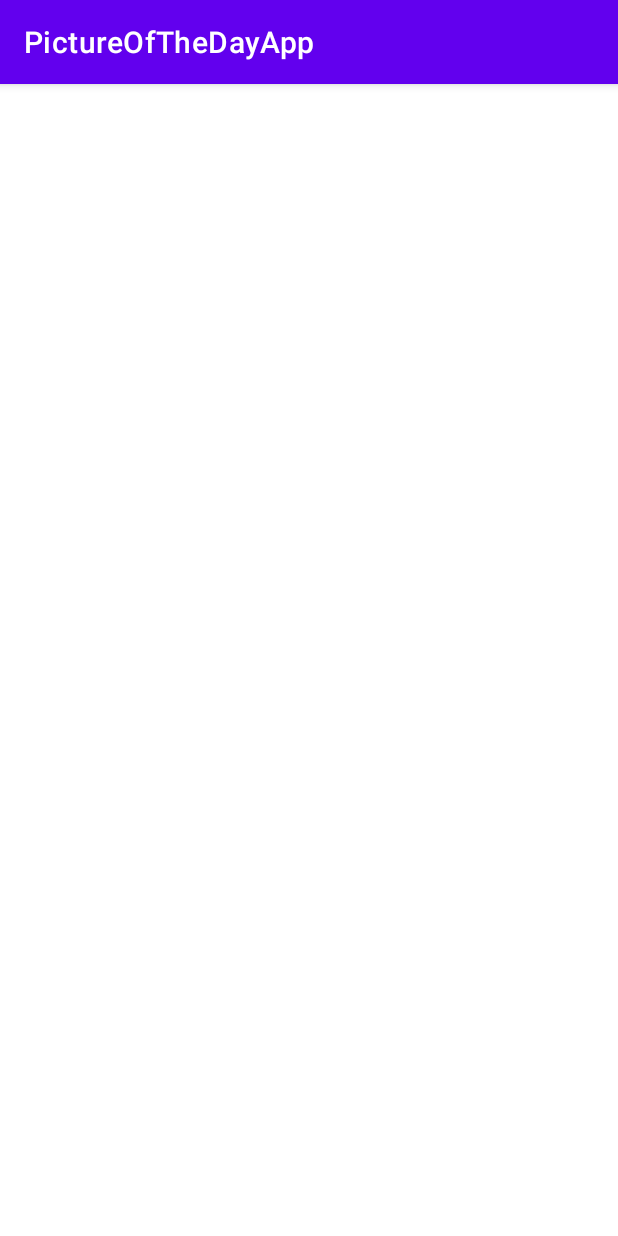
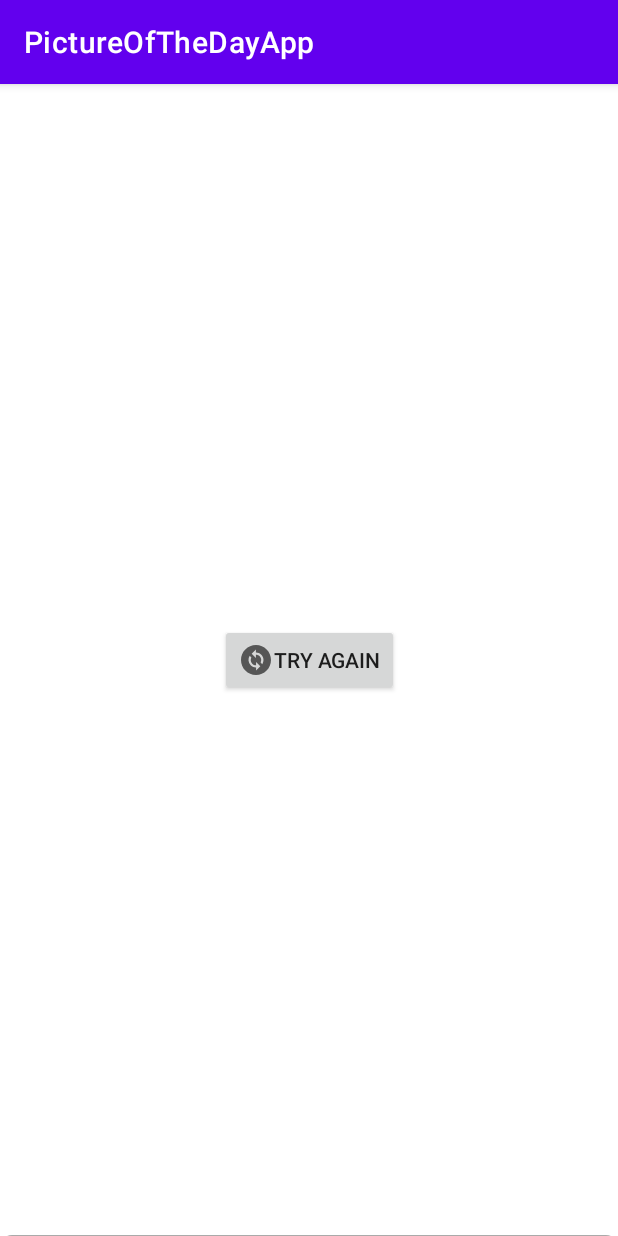
Before and after one commit to Mathred/PictureOfTheDayApp, an Android app: the screen it shows after launch (MainActivity), on a phone screen of 412 x 824 dp. Run offline under Robolectric (Android 15) with nearby library versions, the phone set to English and light mode, and no system bars; pictures from the network do not load.

Commit message:
Added main_fragment.xml layout with BottomSheetDialog

```diff
--- a/app/src/main/java/com/example/pictureofthedayapp/ui/main/fragments/MainFragment.kt
+++ b/app/src/main/java/com/example/pictureofthedayapp/ui/main/fragments/MainFragment.kt
@@ -1,16 +1,24 @@
 package com.example.pictureofthedayapp.ui.main.fragments
 
-import androidx.lifecycle.ViewModelProvider
 import android.os.Bundle
-import androidx.fragment.app.Fragment
 import android.view.LayoutInflater
 import android.view.View
 import android.view.ViewGroup
+import androidx.appcompat.widget.AppCompatButton
 import androidx.appcompat.widget.AppCompatImageView
+import androidx.appcompat.widget.AppCompatTextView
+import androidx.constraintlayout.widget.ConstraintLayout
+import androidx.core.view.isVisible
+import androidx.fragment.app.Fragment
+import androidx.lifecycle.ViewModelProvider
+import coil.annotation.ExperimentalCoilApi
 import coil.load
 import com.example.pictureofthedayapp.R
 import com.example.pictureofthedayapp.ui.main.viewmodels.LoadState
 import com.example.pictureofthedayapp.ui.main.viewmodels.MainViewModel
+import com.example.pictureofthedayapp.utils.showTextToast
+import com.google.android.material.bottomsheet.BottomSheetBehavior
+import com.google.android.material.progressindicator.CircularProgressIndicator
 
 class MainFragment : Fragment() {
 
@@ -19,28 +27,83 @@ class MainFragment : Fragment() {
     }
 
     private lateinit var viewModel: MainViewModel
+    private lateinit var bottomSheetBehavior: BottomSheetBehavior<ConstraintLayout>
 
-    override fun onCreateView(inflater: LayoutInflater, container: ViewGroup?,
-                              savedInstanceState: Bundle?): View {
+    private lateinit var progress: CircularProgressIndicator
+    private lateinit var ivPicture: AppCompatImageView
+    private lateinit var bottomSheet: ConstraintLayout
+    private lateinit var bottomSheetTvDescriptionHeader: AppCompatTextView
+    private lateinit var bottomSheetTvDescription: AppCompatTextView
+    private lateinit var btnReload: AppCompatButton
+
+    override fun onCreateView(
+        inflater: LayoutInflater, container: ViewGroup?,
+        savedInstanceState: Bundle?
+    ): View {
         viewModel = ViewModelProvider(this)[MainViewModel::class.java]
         return inflater.inflate(R.layout.main_fragment, container, false)
     }
 
+    @OptIn(ExperimentalCoilApi::class)
     override fun onViewCreated(view: View, savedInstanceState: Bundle?) {
         super.onViewCreated(view, savedInstanceState)
-        initObservers(view)
+        initViews(view)
+        initObservers()
         viewModel.getData()
     }
 
-    private fun initObservers(view: View) {
+    private fun initViews(view: View) {
+        progress = view.findViewById(R.id.progress_circular)
+        ivPicture = view.findViewById(R.id.iv_picture)
+        bottomSheet = view.findViewById(R.id.bottom_sheet_container)
+        bottomSheetTvDescriptionHeader =
+            bottomSheet.findViewById(R.id.bottom_sheet_description_header)
+        bottomSheetTvDescription = bottomSheet.findViewById(R.id.bottom_sheet_description)
+        btnReload = view.findViewById(R.id.btn_reload)
+
+        btnReload.setOnClickListener {
+            viewModel.getData()
+        }
+
+        bottomSheetBehavior = BottomSheetBehavior.from(bottomSheet)
+        bottomSheetBehavior.skipCollapsed = true
+        bottomSheetBehavior.state = BottomSheetBehavior.STATE_HIDDEN
+    }
+
+    @ExperimentalCoilApi
+    private fun initObservers() {
         viewModel.liveData.observe(viewLifecycleOwner) {
             when (it) {
-                is LoadState.Error -> {}
-                is LoadState.Loading -> {}
+                is LoadState.Error -> {
+                    progress.isVisible = false
+                    btnReload.isVisible = true
+                    ivPicture.isVisible = false
+                    bottomSheetBehavior.state = BottomSheetBehavior.STATE_HIDDEN
+                    it.error.message?.let { errorMessage -> showTextToast(errorMessage) }
+                }
+                is LoadState.Loading -> {
+                    progress.isVisible = true
+                    btnReload.isVisible = false
+                    bottomSheetBehavior.state = BottomSheetBehavior.STATE_HIDDEN
+                }
                 is LoadState.Success -> {
+                    progress.isVisible = false
+                    btnReload.isVisible = false
                     with(it.data) {
-                        val ivPicture = view.findViewById<AppCompatImageView>(R.id.iv_picture)
-                        ivPicture.load(this.url)
+                        ivPicture.load(this.url) {
+                            listener(
+                                onSuccess = { _, _ ->
+                                    ivPicture.isVisible = true
+                                },
+                                onError = { _, _ ->
+                                    ivPicture.isVisible = false
+                                }
+                            )
+                        }
+
+                        bottomSheetBehavior.state = BottomSheetBehavior.STATE_HALF_EXPANDED
+                        bottomSheetTvDescriptionHeader.text = this.title
+                        bottomSheetTvDescription.text = this.explanation
                     }
                 }
             }
--- /dev/null
+++ b/app/src/main/res/drawable/bg_bottom_sheet_top_rounded.xml
@@ -0,0 +1,11 @@
+<?xml version="1.0" encoding="utf-8"?>
+<shape
+    xmlns:android="http://schemas.android.com/apk/res/android"
+    android:shape="rectangle">
+
+    <corners
+        android:topLeftRadius="8dp"
+        android:topRightRadius="8dp" />
+    <solid android:color="@android:color/darker_gray" />
+
+</shape>
--- /dev/null
+++ b/app/src/main/res/drawable/ic_baseline_change_circle_24.xml
@@ -0,0 +1,10 @@
+<vector xmlns:android="http://schemas.android.com/apk/res/android"
+    android:width="24dp"
+    android:height="24dp"
+    android:viewportWidth="24"
+    android:viewportHeight="24"
+    android:tint="?attr/colorControlNormal">
+  <path
+      android:fillColor="@android:color/white"
+      android:pathData="M12,2C6.48,2 2,6.48 2,12c0,5.52 4.48,10 10,10s10,-4.48 10,-10C22,6.48 17.52,2 12,2zM12.06,19v-2.01c-0.02,0 -0.04,0 -0.06,0c-1.28,0 -2.56,-0.49 -3.54,-1.46c-1.71,-1.71 -1.92,-4.35 -0.64,-6.29l1.1,1.1c-0.71,1.33 -0.53,3.01 0.59,4.13c0.7,0.7 1.62,1.03 2.54,1.01v-2.14l2.83,2.83L12.06,19zM16.17,14.76l-1.1,-1.1c0.71,-1.33 0.53,-3.01 -0.59,-4.13C13.79,8.84 12.9,8.5 12,8.5c-0.02,0 -0.04,0 -0.06,0v2.15L9.11,7.83L11.94,5v2.02c1.3,-0.02 2.61,0.45 3.6,1.45C17.24,10.17 17.45,12.82 16.17,14.76z"/>
+</vector>
--- /dev/null
+++ b/app/src/main/res/drawable/ic_baseline_image_24.xml
@@ -0,0 +1,10 @@
+<vector xmlns:android="http://schemas.android.com/apk/res/android"
+    android:width="24dp"
+    android:height="24dp"
+    android:viewportWidth="24"
+    android:viewportHeight="24"
+    android:tint="?attr/colorControlNormal">
+  <path
+      android:fillColor="@android:color/white"
+      android:pathData="M21,19V5c0,-1.1 -0.9,-2 -2,-2H5c-1.1,0 -2,0.9 -2,2v14c0,1.1 0.9,2 2,2h14c1.1,0 2,-0.9 2,-2zM8.5,13.5l2.5,3.01L14.5,12l4.5,6H5l3.5,-4.5z"/>
+</vector>
--- /dev/null
+++ b/app/src/main/res/layout/bottom_sheet_dialog.xml
@@ -0,0 +1,49 @@
+<?xml version="1.0" encoding="utf-8"?>
+<androidx.constraintlayout.widget.ConstraintLayout
+    xmlns:android="http://schemas.android.com/apk/res/android"
+    xmlns:app="http://schemas.android.com/apk/res-auto"
+    xmlns:tools="http://schemas.android.com/tools"
+    android:id="@+id/bottom_sheet_container"
+    android:layout_width="match_parent"
+    android:layout_height="wrap_content"
+    android:background="@drawable/bg_bottom_sheet_top_rounded"
+    android:layout_marginTop="50dp"
+    app:behavior_hideable="false"
+    app:behavior_halfExpandedRatio="0.25"
+    app:behavior_peekHeight="100dp"
+    app:layout_behavior="com.google.android.material.bottomsheet.BottomSheetBehavior" >
+
+    <View
+        android:id="@+id/bottom_sheet_drag_line"
+        android:layout_width="25dp"
+        android:layout_height="1dp"
+        android:layout_marginTop="5dp"
+        android:background="@android:color/white"
+        app:layout_constraintEnd_toEndOf="parent"
+        app:layout_constraintStart_toStartOf="parent"
+        app:layout_constraintTop_toTopOf="parent" />
+
+    <TextView
+        android:id="@+id/bottom_sheet_description_header"
+        android:layout_width="wrap_content"
+        android:layout_height="wrap_content"
+        android:layout_marginTop="5dp"
+        android:paddingHorizontal="10dp"
+        android:textColor="@android:color/black"
+        android:textStyle="bold"
+        app:layout_constraintEnd_toEndOf="parent"
+        app:layout_constraintStart_toStartOf="parent"
+        app:layout_constraintTop_toBottomOf="@+id/bottom_sheet_drag_line"
+        tools:text="Two Clusters and a Comet" />
+
+    <TextView
+        android:id="@+id/bottom_sheet_description"
+        android:layout_width="wrap_content"
+        android:layout_height="wrap_content"
+        android:paddingHorizontal="10dp"
+        app:layout_constraintEnd_toEndOf="parent"
+        app:layout_constraintStart_toStartOf="parent"
+        app:layout_constraintTop_toBottomOf="@+id/bottom_sheet_description_header"
+        tools:text="This lovely starfield spans some four full moons." />
+
+</androidx.constraintlayout.widget.ConstraintLayout>
--- a/app/src/main/res/layout/main_fragment.xml
+++ b/app/src/main/res/layout/main_fragment.xml
@@ -1,15 +1,48 @@
 <?xml version="1.0" encoding="utf-8"?>
-<androidx.constraintlayout.widget.ConstraintLayout
-    xmlns:android="http://schemas.android.com/apk/res/android"
+<androidx.coordinatorlayout.widget.CoordinatorLayout xmlns:android="http://schemas.android.com/apk/res/android"
+    xmlns:app="http://schemas.android.com/apk/res-auto"
     xmlns:tools="http://schemas.android.com/tools"
     android:id="@+id/main"
     android:layout_width="match_parent"
     android:layout_height="match_parent"
     tools:context=".ui.main.fragments.MainFragment">
 
-    <androidx.appcompat.widget.AppCompatImageView
-        android:id="@+id/iv_picture"
-        android:layout_height="match_parent"
-        android:layout_width="match_parent" />
+    <androidx.constraintlayout.widget.ConstraintLayout
+        android:id="@+id/cl_content"
+        android:layout_width="match_parent"
+        android:layout_height="match_parent">
 
-</androidx.constraintlayout.widget.ConstraintLayout>
+        <androidx.appcompat.widget.AppCompatImageView
+            android:id="@+id/iv_picture"
+            android:layout_width="match_parent"
+            android:layout_height="match_parent"
+            tools:src="@drawable/ic_baseline_image_24"/>
+
+        <com.google.android.material.progressindicator.CircularProgressIndicator
+            android:id="@+id/progress_circular"
+            android:layout_width="wrap_content"
+            android:layout_height="wrap_content"
+            android:indeterminate="true"
+            app:layout_constraintBottom_toBottomOf="parent"
+            app:layout_constraintEnd_toEndOf="parent"
+            app:layout_constraintStart_toStartOf="parent"
+            app:layout_constraintTop_toTopOf="parent" />
+
+        <androidx.appcompat.widget.AppCompatButton
+            android:id="@+id/btn_reload"
+            android:layout_width="wrap_content"
+            android:layout_height="wrap_content"
+            android:drawableStart="@drawable/ic_baseline_change_circle_24"
+            app:layout_constraintStart_toStartOf="parent"
+            app:layout_constraintEnd_toEndOf="parent"
+            app:layout_constraintTop_toTopOf="parent"
+            app:layout_constraintBottom_toBottomOf="parent"
+            android:text="@string/btn_try_again"
+            android:visibility="gone"
+            tools:visibility="visible" />
+
+    </androidx.constraintlayout.widget.ConstraintLayout>
+
+    <include layout="@layout/bottom_sheet_dialog" />
+
+</androidx.coordinatorlayout.widget.CoordinatorLayout>
--- a/app/src/main/res/values/strings.xml
+++ b/app/src/main/res/values/strings.xml
@@ -1,3 +1,4 @@
 <resources>
     <string name="app_name">PictureOfTheDayApp</string>
+    <string name="btn_try_again">Try again</string>
 </resources>
```
